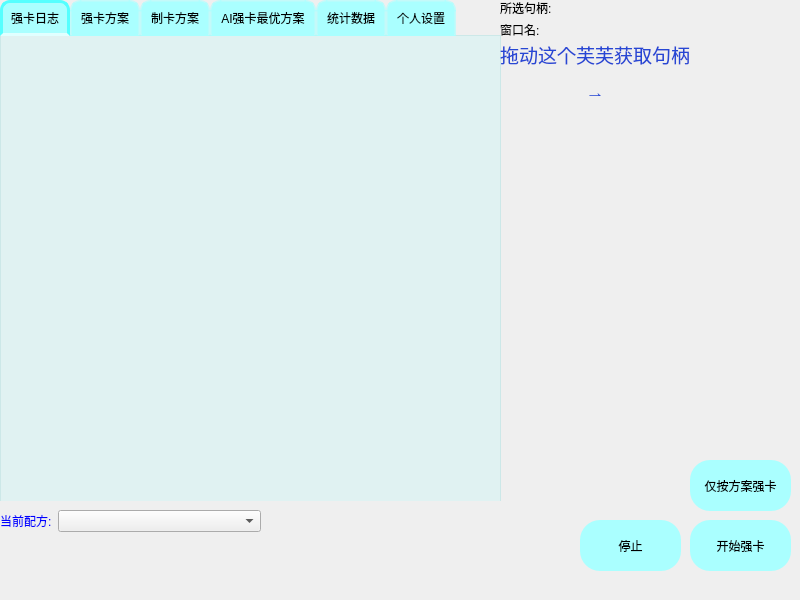
The window that 天知强卡器.ui (a1929238/tenchi-cards-enhancer) describes before a commit, drawn with Qt 5.
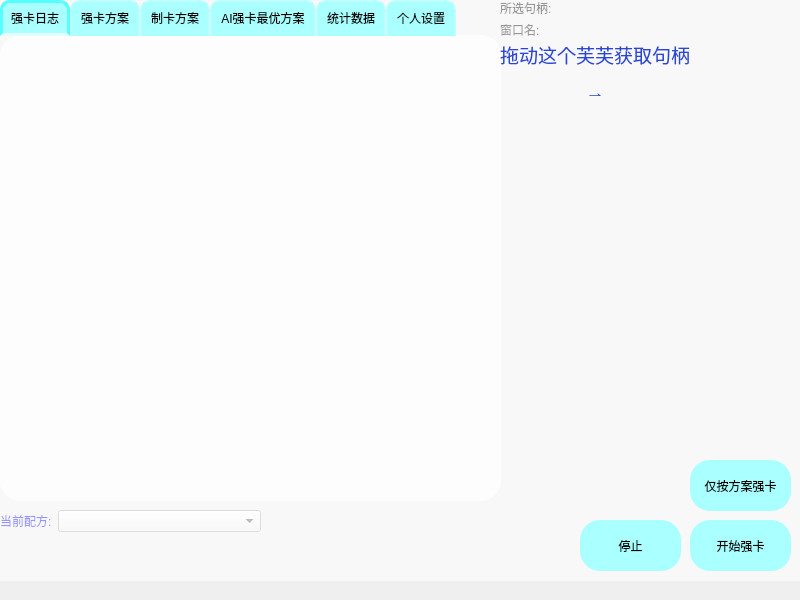
The same window after the commit. The open tabs and pages were chosen to show the change. Icons and pictures are not drawn. Custom widgets are drawn as their Qt base class.

Commit message: 更新GUI，增加背景图片，让所有控件都变得圆润

Diff of the .ui file:
```diff
--- a/天知强卡器.ui
+++ b/天知强卡器.ui
@@ -71,8 +71,10 @@
     }
 
     QTabWidget::pane {
+		background-color: rgba(255, 255, 255, 155); /* 白色背景，55透明度 */
         border: 0px solid rgba(170, 255, 255, 120);
         top: -1px; /* this shifts the pane up to close the gap with the tab bar */
+		border-radius: 20px;
     }</string>
     </property>
     <property name="currentIndex">
@@ -97,11 +99,22 @@
         <x>0</x>
         <y>0</y>
         <width>501</width>
-        <height>481</height>
+        <height>465</height>
        </rect>
       </property>
+      <property name="sizePolicy">
+       <sizepolicy hsizetype="Fixed" vsizetype="Fixed">
+        <horstretch>0</horstretch>
+        <verstretch>0</verstretch>
+       </sizepolicy>
+      </property>
       <property name="styleSheet">
-       <string notr="true">background-color: rgba(170, 255, 255, 55);</string>
+       <string notr="true">QWidget {
+                background-color: rgba(255, 255, 255, 50); /* 白色背景，透明度大约为 20% */
+				
+				border-color: rgba(255, 255, 255, 0); /* 描边完全透明 */
+				border-radius: 20px;
+            }</string>
       </property>
       <property name="html">
        <string>&lt;!DOCTYPE HTML PUBLIC &quot;-//W3C//DTD HTML 4.0//EN&quot; &quot;http://www.w3.org/TR/REC-html40/strict.dtd&quot;&gt;
@@ -1178,6 +1191,34 @@
      <string>停止</string>
     </property>
    </widget>
+   <widget class="QWidget" name="frosted_layer" native="true">
+    <property name="geometry">
+     <rect>
+      <x>0</x>
+      <y>0</y>
+      <width>800</width>
+      <height>600</height>
+     </rect>
+    </property>
+    <property name="sizePolicy">
+     <sizepolicy hsizetype="Maximum" vsizetype="Maximum">
+      <horstretch>0</horstretch>
+      <verstretch>0</verstretch>
+     </sizepolicy>
+    </property>
+    <property name="styleSheet">
+     <string notr="true">background-color: rgba(255, 255, 255, 150);</string>
+    </property>
+   </widget>
+   <zorder>frosted_layer</zorder>
+   <zorder>tabWidget</zorder>
+   <zorder>handle_tips</zorder>
+   <zorder>startbtn</zorder>
+   <zorder>enhanceronlybtn</zorder>
+   <zorder>furina</zorder>
+   <zorder>layoutWidget</zorder>
+   <zorder>layoutWidget</zorder>
+   <zorder>stopbtn</zorder>
   </widget>
   <widget class="QStatusBar" name="statusBar">
    <property name="sizeGripEnabled">
```
Left out of the diff: 9 changed lines with no effect on the pictures. The commit also changes 2 other files.
